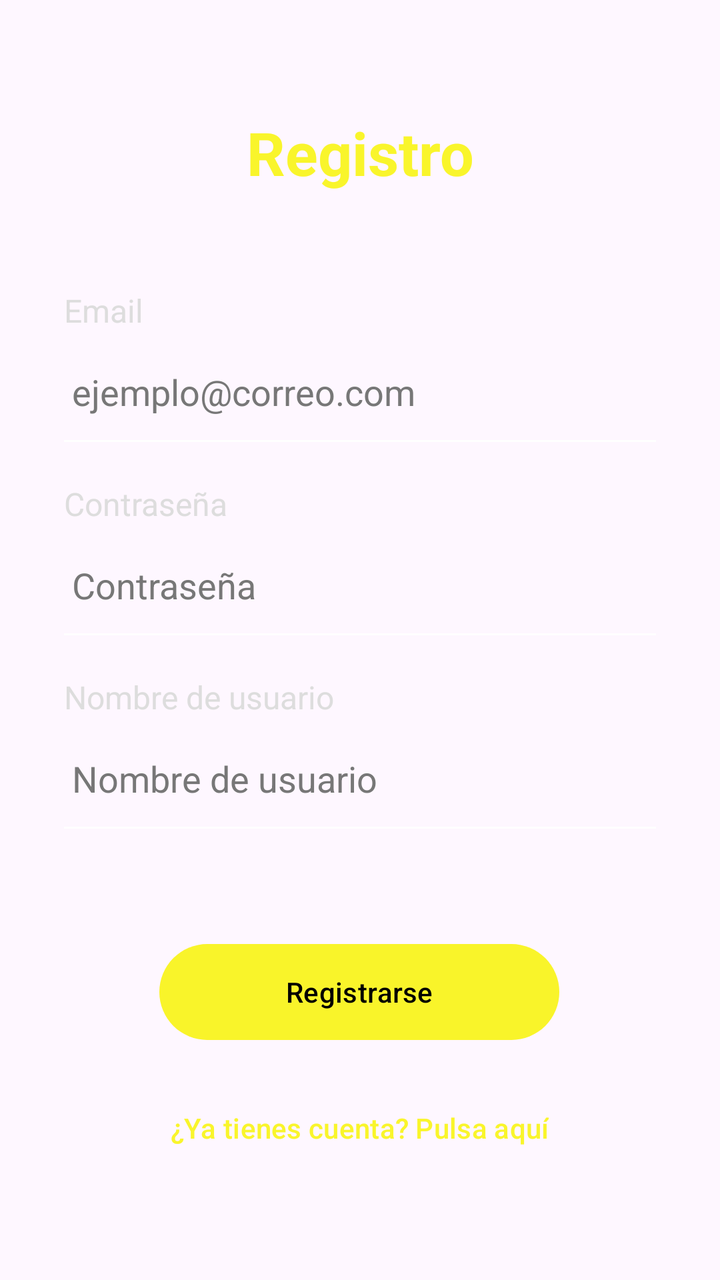
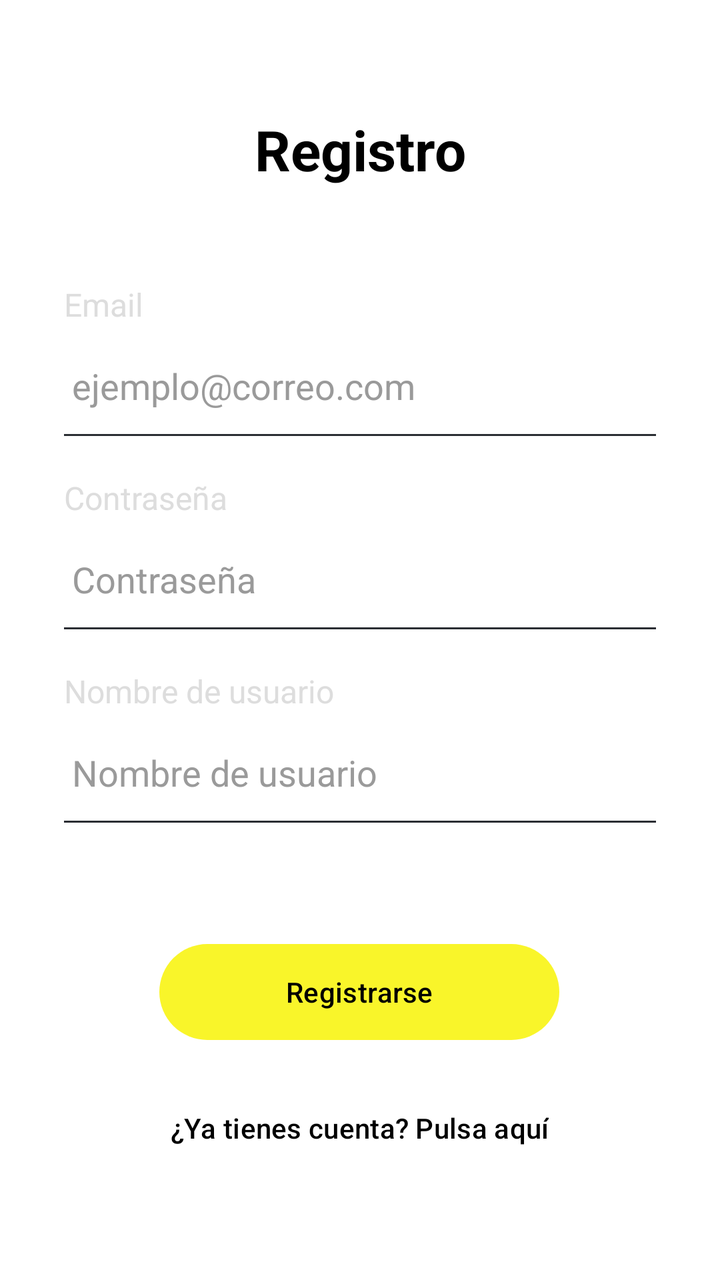

Compare the two renders of this Android layout. The source of the first and the diff that turns it into the second are given below.
<!-- AndroidManifest.xml: application theme Theme.ProyeIoT -->
<!-- res/layout/activity_register.xml -->
<?xml version="1.0" encoding="utf-8"?>
<androidx.constraintlayout.widget.ConstraintLayout xmlns:android="http://schemas.android.com/apk/res/android"
    xmlns:app="http://schemas.android.com/apk/res-auto"
    android:id="@+id/main"
    android:layout_width="match_parent"
    android:layout_height="match_parent">

    
    <androidx.constraintlayout.widget.Guideline
        android:id="@+id/glStart"
        android:layout_width="wrap_content"
        android:layout_height="wrap_content"
        android:orientation="vertical"
        app:layout_constraintGuide_begin="32dp" />

    <androidx.constraintlayout.widget.Guideline
        android:id="@+id/glEnd"
        android:layout_width="wrap_content"
        android:layout_height="wrap_content"
        android:orientation="vertical"
        app:layout_constraintGuide_end="32dp" />

    
    <TextView
        android:id="@+id/tvTitulo"
        android:layout_width="0dp"
        android:layout_height="wrap_content"
        android:layout_marginTop="56dp"
        android:fontFamily="sans-serif"
        android:gravity="center"
        android:text="Registro"
        android:textColor="#D6F8F402"
        android:textSize="30sp"
        android:textStyle="bold"
        app:layout_constraintEnd_toEndOf="@id/glEnd"
        app:layout_constraintStart_toStartOf="@id/glStart"
        app:layout_constraintTop_toTopOf="parent" />

    
    <TextView
        android:id="@+id/tvEmailLabel"
        android:layout_width="wrap_content"
        android:layout_height="wrap_content"
        android:layout_marginTop="48dp"
        android:text="Email"
        android:textColor="#DDDDDD"
        android:textSize="16sp"
        app:layout_constraintStart_toStartOf="@id/glStart"
        app:layout_constraintTop_toBottomOf="@id/tvTitulo" />

    <EditText
        android:id="@+id/etEmail"
        android:layout_width="0dp"
        android:layout_height="48dp"
        android:layout_marginTop="6dp"
        android:background="@android:color/transparent"
        android:hint="ejemplo@correo.com"
        android:inputType="textEmailAddress"
        android:paddingHorizontal="4dp"
        android:textColor="#FFFFFF"
        android:textColorHint="#777777"
        app:layout_constraintEnd_toEndOf="@id/glEnd"
        app:layout_constraintStart_toStartOf="@id/glStart"
        app:layout_constraintTop_toBottomOf="@id/tvEmailLabel" />

    <View
        android:id="@+id/lineaEmail"
        android:layout_width="0dp"
        android:layout_height="1dp"
        android:background="#FFFFFF"
        app:layout_constraintEnd_toEndOf="@id/glEnd"
        app:layout_constraintStart_toStartOf="@id/glStart"
        app:layout_constraintTop_toBottomOf="@id/etEmail" />

    
    <TextView
        android:id="@+id/tvPasswordLabel"
        android:layout_width="wrap_content"
        android:layout_height="wrap_content"
        android:layout_marginTop="20dp"
        android:text="Contraseña"
        android:textColor="#DDDDDD"
        android:textSize="16sp"
        app:layout_constraintStart_toStartOf="@id/glStart"
        app:layout_constraintTop_toBottomOf="@id/lineaEmail" />

    <EditText
        android:id="@+id/etPassword"
        android:layout_width="0dp"
        android:layout_height="48dp"
        android:layout_marginTop="6dp"
        android:background="@android:color/transparent"
        android:hint="Contraseña"
        android:inputType="textPassword"
        android:paddingHorizontal="4dp"
        android:textColor="#FFFFFF"
        android:textColorHint="#777777"
        app:layout_constraintEnd_toEndOf="@id/glEnd"
        app:layout_constraintStart_toStartOf="@id/glStart"
        app:layout_constraintTop_toBottomOf="@id/tvPasswordLabel" />

    <View
        android:id="@+id/lineaPassword"
        android:layout_width="0dp"
        android:layout_height="1dp"
        android:background="#FFFFFF"
        app:layout_constraintEnd_toEndOf="@id/glEnd"
        app:layout_constraintStart_toStartOf="@id/glStart"
        app:layout_constraintTop_toBottomOf="@id/etPassword" />

    
    <TextView
        android:id="@+id/tvUserLabel"
        android:layout_width="wrap_content"
        android:layout_height="wrap_content"
        android:layout_marginTop="20dp"
        android:text="Nombre de usuario"
        android:textColor="#DDDDDD"
        android:textSize="16sp"
        app:layout_constraintStart_toStartOf="@id/glStart"
        app:layout_constraintTop_toBottomOf="@id/lineaPassword" />

    <EditText
        android:id="@+id/etUser"
        android:layout_width="0dp"
        android:layout_height="48dp"
        android:layout_marginTop="6dp"
        android:background="@android:color/transparent"
        android:hint="Nombre de usuario"
        android:inputType="textPersonName"
        android:paddingHorizontal="4dp"
        android:textColor="#FFFFFF"
        android:textColorHint="#777777"
        app:layout_constraintEnd_toEndOf="@id/glEnd"
        app:layout_constraintStart_toStartOf="@id/glStart"
        app:layout_constraintTop_toBottomOf="@id/tvUserLabel" />

    <View
        android:id="@+id/lineaUser"
        android:layout_width="0dp"
        android:layout_height="1dp"
        android:background="#FFFFFF"
        app:layout_constraintEnd_toEndOf="@id/glEnd"
        app:layout_constraintStart_toStartOf="@id/glStart"
        app:layout_constraintTop_toBottomOf="@id/etUser" />

    

    <Button
        android:id="@+id/btnRegister"
        style="@style/boton_1"
        android:layout_width="200dp"
        android:layout_height="56dp"
        android:layout_marginBottom="16dp"
        android:text="Registrarse"
        android:textAllCaps="false"
        app:layout_constraintBottom_toTopOf="@id/btnGoLogin"
        app:layout_constraintEnd_toEndOf="parent"
        app:layout_constraintHorizontal_bias="0.497"
        app:layout_constraintStart_toStartOf="parent" />

    <Button
        android:id="@+id/btnGoLogin"
        style="?attr/borderlessButtonStyle"
        android:layout_width="wrap_content"
        android:layout_height="wrap_content"
        android:layout_marginBottom="52dp"
        android:text="¿Ya tienes cuenta? Pulsa aquí"
        android:textAllCaps="false"
        android:textColor="#D6F8F402"
        app:layout_constraintBottom_toBottomOf="parent"
        app:layout_constraintEnd_toEndOf="parent"
        app:layout_constraintHorizontal_bias="0.497"
        app:layout_constraintStart_toStartOf="parent" />

</androidx.constraintlayout.widget.ConstraintLayout>
<!-- resources referenced by this layout -->
<resources>
  <style name="boton_1" parent="Widget.Material3.Button">
          <item name="backgroundTint">@color/boton_fondo</item>
          <item name="android:textColor">@color/boton_texto</item>
      </style>
  <style name="Theme.ProyeIoT" parent="Base.Theme.ProyeIoT" />
  <color name="boton_fondo">@color/color_main</color>
  <color name="boton_texto">@color/color_negro</color>
  <style name="Base.Theme.ProyeIoT" parent="Theme.Material3.DayNight.NoActionBar">
          <item name="materialButtonStyle">@style/Widget.ProyeIoT.Button</item>
      </style>
  <color name="color_main">#D6F8F402</color>
  <color name="color_negro">#000000</color>
  <style name="Widget.ProyeIoT.Button" parent="Widget.Material3.Button">
          <item name="backgroundTint">@color/boton_fondo</item>
          <item name="android:textColor">@color/color_blanco</item>
          <item name="color">@color/color_negro</item>
      </style>
  <color name="color_blanco">#FFFFFF</color>
</resources>

<!-- the commit's change to res/layout/activity_register.xml (unified diff, before → after) -->
@@ -22,6 +22,7 @@
 
     
     <TextView
+        style="@style/titulo"
         android:id="@+id/tvTitulo"
         android:layout_width="0dp"
         android:layout_height="wrap_content"
@@ -29,9 +30,6 @@
         android:fontFamily="sans-serif"
         android:gravity="center"
         android:text="Registro"
-        android:textColor="#D6F8F402"
-        android:textSize="30sp"
-        android:textStyle="bold"
         app:layout_constraintEnd_toEndOf="@id/glEnd"
         app:layout_constraintStart_toStartOf="@id/glStart"
         app:layout_constraintTop_toTopOf="parent" />
@@ -57,8 +55,8 @@
         android:hint="ejemplo@correo.com"
         android:inputType="textEmailAddress"
         android:paddingHorizontal="4dp"
-        android:textColor="#FFFFFF"
-        android:textColorHint="#777777"
+        android:textColor="@color/texto_1"
+        android:textColorHint="@color/texto_sub"
         app:layout_constraintEnd_toEndOf="@id/glEnd"
         app:layout_constraintStart_toStartOf="@id/glStart"
         app:layout_constraintTop_toBottomOf="@id/tvEmailLabel" />
@@ -67,7 +65,7 @@
         android:id="@+id/lineaEmail"
         android:layout_width="0dp"
         android:layout_height="1dp"
-        android:background="#FFFFFF"
+        android:background="@color/fondo_3"
         app:layout_constraintEnd_toEndOf="@id/glEnd"
         app:layout_constraintStart_toStartOf="@id/glStart"
         app:layout_constraintTop_toBottomOf="@id/etEmail" />
@@ -93,8 +91,8 @@
         android:hint="Contraseña"
         android:inputType="textPassword"
         android:paddingHorizontal="4dp"
-        android:textColor="#FFFFFF"
-        android:textColorHint="#777777"
+        android:textColor="@color/texto_1"
+        android:textColorHint="@color/texto_sub"
         app:layout_constraintEnd_toEndOf="@id/glEnd"
         app:layout_constraintStart_toStartOf="@id/glStart"
         app:layout_constraintTop_toBottomOf="@id/tvPasswordLabel" />
@@ -103,7 +101,7 @@
         android:id="@+id/lineaPassword"
         android:layout_width="0dp"
         android:layout_height="1dp"
-        android:background="#FFFFFF"
+        android:background="@color/fondo_3"
         app:layout_constraintEnd_toEndOf="@id/glEnd"
         app:layout_constraintStart_toStartOf="@id/glStart"
         app:layout_constraintTop_toBottomOf="@id/etPassword" />
@@ -129,8 +127,8 @@
         android:hint="Nombre de usuario"
         android:inputType="textPersonName"
         android:paddingHorizontal="4dp"
-        android:textColor="#FFFFFF"
-        android:textColorHint="#777777"
+        android:textColor="@color/texto_1"
+        android:textColorHint="@color/texto_sub"
         app:layout_constraintEnd_toEndOf="@id/glEnd"
         app:layout_constraintStart_toStartOf="@id/glStart"
         app:layout_constraintTop_toBottomOf="@id/tvUserLabel" />
@@ -139,7 +137,7 @@
         android:id="@+id/lineaUser"
         android:layout_width="0dp"
         android:layout_height="1dp"
-        android:background="#FFFFFF"
+        android:background="@color/fondo_3"
         app:layout_constraintEnd_toEndOf="@id/glEnd"
         app:layout_constraintStart_toStartOf="@id/glStart"
         app:layout_constraintTop_toBottomOf="@id/etUser" />
@@ -160,14 +158,13 @@
         app:layout_constraintStart_toStartOf="parent" />
 
     <Button
+        style="@style/boton_2"
         android:id="@+id/btnGoLogin"
-        style="?attr/borderlessButtonStyle"
         android:layout_width="wrap_content"
         android:layout_height="wrap_content"
         android:layout_marginBottom="52dp"
         android:text="¿Ya tienes cuenta? Pulsa aquí"
         android:textAllCaps="false"
-        android:textColor="#D6F8F402"
         app:layout_constraintBottom_toBottomOf="parent"
         app:layout_constraintEnd_toEndOf="parent"
         app:layout_constraintHorizontal_bias="0.497"
<!-- resource entries referenced after the edit -->
@@ -1,12 +1,28 @@
 <!-- resources referenced by this layout -->
 <resources>
+  <color name="fondo_3">#2B2E33</color>
+  <color name="texto_1">#000000</color>
+  <color name="texto_sub">#9A9A9A</color>
   <style name="boton_1" parent="Widget.Material3.Button">
           <item name="backgroundTint">@color/boton_fondo</item>
           <item name="android:textColor">@color/boton_texto</item>
       </style>
-  <style name="Theme.ProyeIoT" parent="Base.Theme.ProyeIoT" />
+  <style name="boton_2">
+          <item name="backgroundTint">@color/fondo_1</item>
+          <item name="android:textColor">@color/color_negro</item>
+      </style>
+  <style name="titulo">
+          <item name="android:textColor">@color/texto_1</item>
+          <item name="android:textSize">28sp</item>
+          <item name="android:textStyle">bold</item>
+      </style>
+  <style name="Theme.ProyeIoT" parent="Base.Theme.ProyeIoT">
+          <item name="android:colorBackground">@color/fondo_1</item>
+          <item name="android:windowBackground">@color/fondo_1</item>
+      </style>
   <color name="boton_fondo">@color/color_main</color>
   <color name="boton_texto">@color/color_negro</color>
+  <color name="fondo_1">#FFFFFFFF</color>
   <style name="Base.Theme.ProyeIoT" parent="Theme.Material3.DayNight.NoActionBar">
           <item name="materialButtonStyle">@style/Widget.ProyeIoT.Button</item>
       </style>
